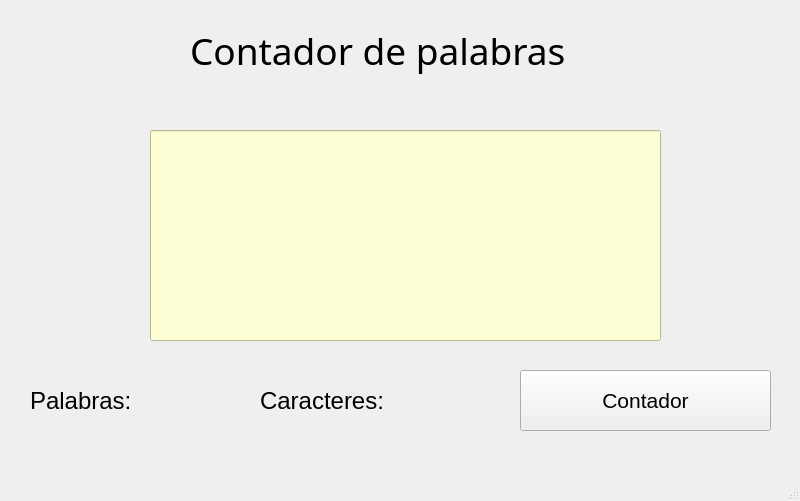
axel5200/ContadorPalabrasAGAI, file ContadorPalabras.ui: the form before one commit.
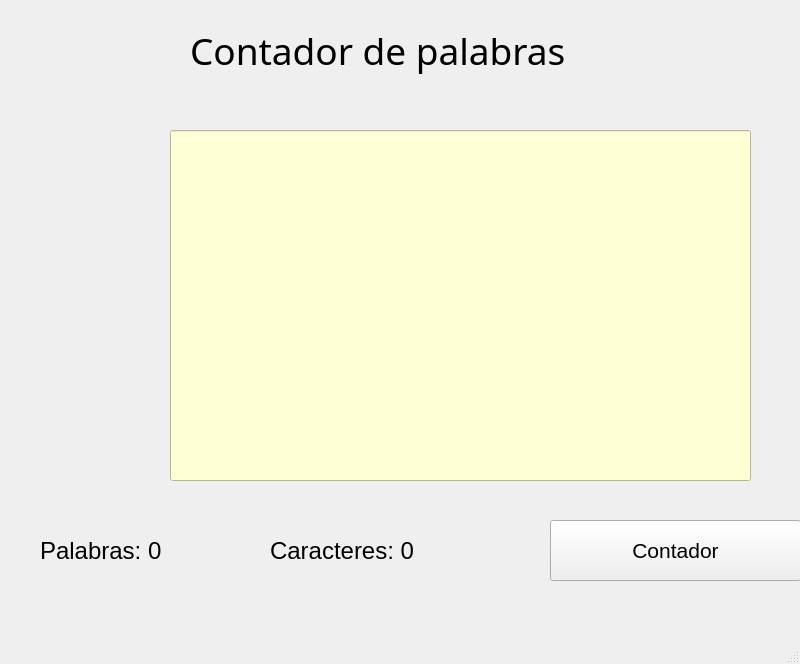
The form after the commit. Icons and pictures are not drawn.

Commit message: se anadieron las funcionalidades de contabilizacion✔️

Diff of the .ui file:
```diff
--- a/ContadorPalabras.ui
+++ b/ContadorPalabras.ui
@@ -7,7 +7,7 @@
     <x>0</x>
     <y>0</y>
     <width>800</width>
-    <height>501</height>
+    <height>664</height>
    </rect>
   </property>
   <property name="windowTitle">
@@ -38,10 +38,10 @@
    <widget class="QLineEdit" name="edtCaracteres">
     <property name="geometry">
      <rect>
-      <x>150</x>
+      <x>170</x>
       <y>130</y>
-      <width>511</width>
-      <height>211</height>
+      <width>581</width>
+      <height>351</height>
      </rect>
     </property>
     <property name="font">
@@ -65,8 +65,8 @@
    <widget class="QLabel" name="tvPalabras">
     <property name="geometry">
      <rect>
-      <x>30</x>
-      <y>380</y>
+      <x>40</x>
+      <y>530</y>
       <width>201</width>
       <height>41</height>
      </rect>
@@ -77,15 +77,15 @@
      </font>
     </property>
     <property name="text">
-     <string>Palabras:</string>
+     <string>Palabras: 0</string>
     </property>
    </widget>
    <widget class="QLabel" name="tvCaracteres">
     <property name="geometry">
      <rect>
-      <x>260</x>
-      <y>380</y>
-      <width>201</width>
+      <x>270</x>
+      <y>530</y>
+      <width>211</width>
       <height>41</height>
      </rect>
     </property>
@@ -95,14 +95,14 @@
      </font>
     </property>
     <property name="text">
-     <string>Caracteres:</string>
+     <string>Caracteres: 0</string>
     </property>
    </widget>
    <widget class="QPushButton" name="btnContar">
     <property name="geometry">
      <rect>
-      <x>520</x>
-      <y>370</y>
+      <x>550</x>
+      <y>520</y>
       <width>251</width>
       <height>61</height>
      </rect>
@@ -123,9 +123,9 @@
     <property name="geometry">
      <rect>
       <x>30</x>
-      <y>160</y>
-      <width>111</width>
-      <height>161</height>
+      <y>200</y>
+      <width>131</width>
+      <height>211</height>
      </rect>
     </property>
     <property name="text">
```
The commit also changes 1 other file.
